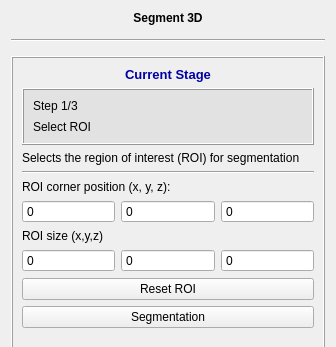
wuzhuobin/PlaqueQuant, file codes/Module/GUI/ModuleWidget.ui: the form before one commit; both pictures show x 0 to 336 and y 0 to 347 of the 336 by 825 pixel window.
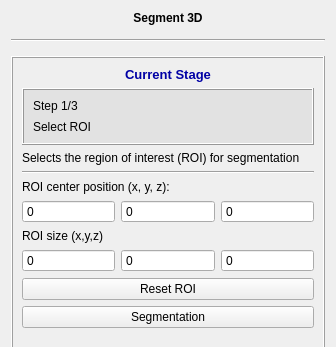
The form after the commit. The open tabs and pages were chosen to show the change. Icons and pictures are not drawn.

```diff
--- a/codes/Module/GUI/ModuleWidget.ui
+++ b/codes/Module/GUI/ModuleWidget.ui
@@ -171,7 +171,7 @@
        <item>
         <widget class="QLabel" name="label_9">
          <property name="text">
-          <string>ROI corner position (x, y, z):</string>
+          <string>ROI center position (x, y, z):</string>
          </property>
         </widget>
        </item>
```
Left out of the diff: 18 changed lines with no effect on the pictures.
